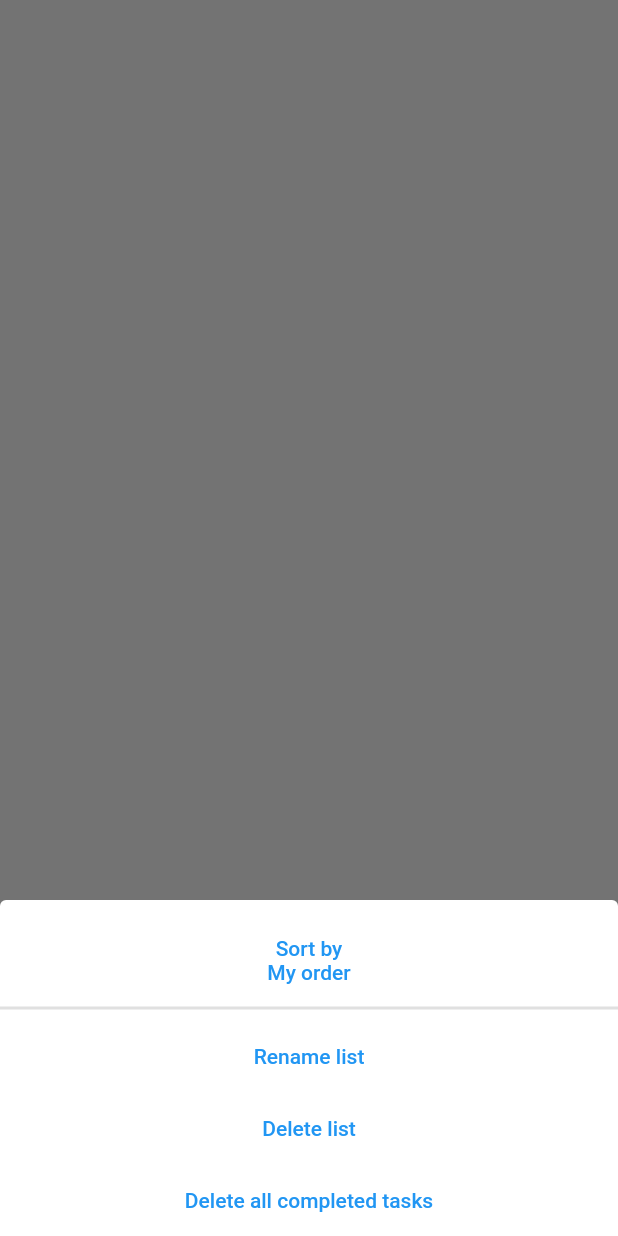
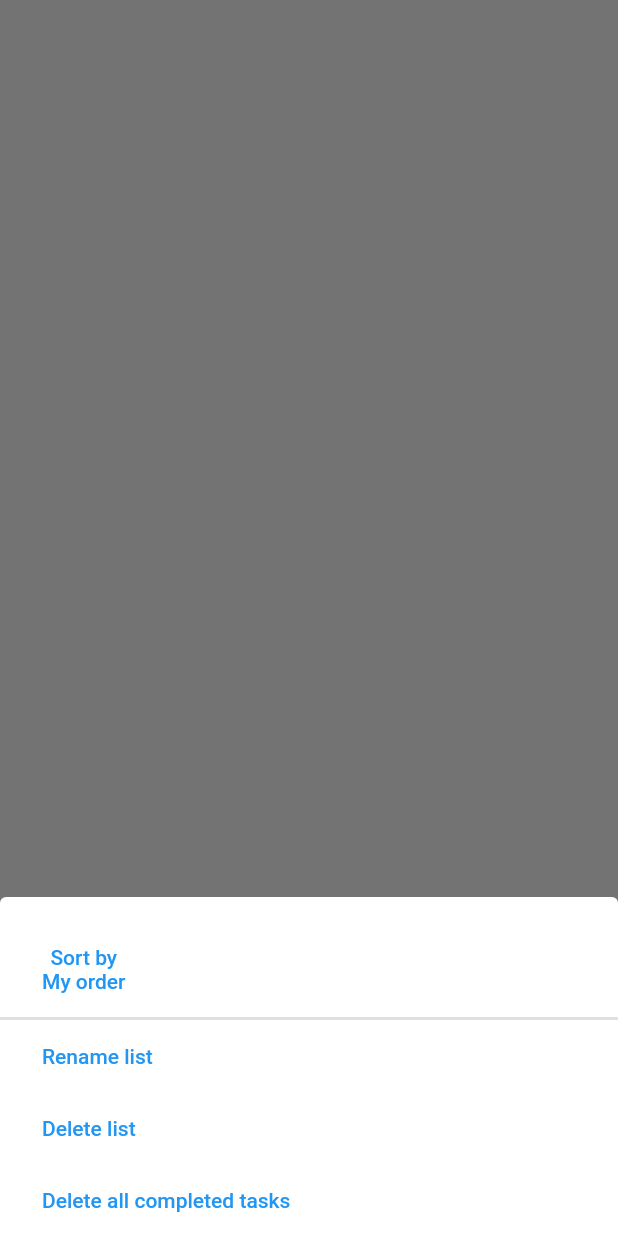
Before and after one commit to alzed/google_tasks_clone, a Flutter app: the screen it shows after launch, after a tap on the "more vert" icon, on a phone screen of 412 x 824 dp. Run offline on Flutter 3.47's test engine with Material 2 defaults, Android fonts, the phone set to English and light mode, and no system bars.

Commit message:
Extract options button and all alignment and padding

```diff
--- a/lib/bottom_tasks_bar.dart
+++ b/lib/bottom_tasks_bar.dart
@@ -112,7 +112,7 @@ class BottomTasksBar extends StatelessWidget {
       child: Column(
         crossAxisAlignment: CrossAxisAlignment.stretch,
         children: [
-          TextButton(
+          TaskOptionButton(
             onPressed: () {},
             child: Column(
               children: [
@@ -123,18 +123,19 @@ class BottomTasksBar extends StatelessWidget {
           ),
           Divider(
             thickness: 2.0,
+            height: 2.0,
           ),
-          TextButton(
+          TaskOptionButton(
             onPressed: () {},
             child: Text(
               'Rename list',
             ),
           ),
-          TextButton(
+          TaskOptionButton(
             onPressed: () {},
             child: Text('Delete list'),
           ),
-          TextButton(
+          TaskOptionButton(
             onPressed: () {},
             child: Text('Delete all completed tasks'),
           ),
@@ -143,3 +144,32 @@ class BottomTasksBar extends StatelessWidget {
     );
   }
 }
+
+class TaskOptionButton extends StatelessWidget {
+  const TaskOptionButton({
+    Key key,
+    @required this.child,
+    @required this.onPressed,
+  }) : super(key: key);
+
+  final Widget child;
+  final Function onPressed;
+
+  @override
+  Widget build(BuildContext context) {
+    return TextButton(
+      onPressed: onPressed,
+      child: Align(
+        alignment: Alignment.topLeft,
+        child: Padding(
+          padding: const EdgeInsets.only(
+            left: 20.0,
+            top: 8.0,
+            bottom: 8.0,
+          ),
+          child: child,
+        ),
+      ),
+    );
+  }
+}
```
